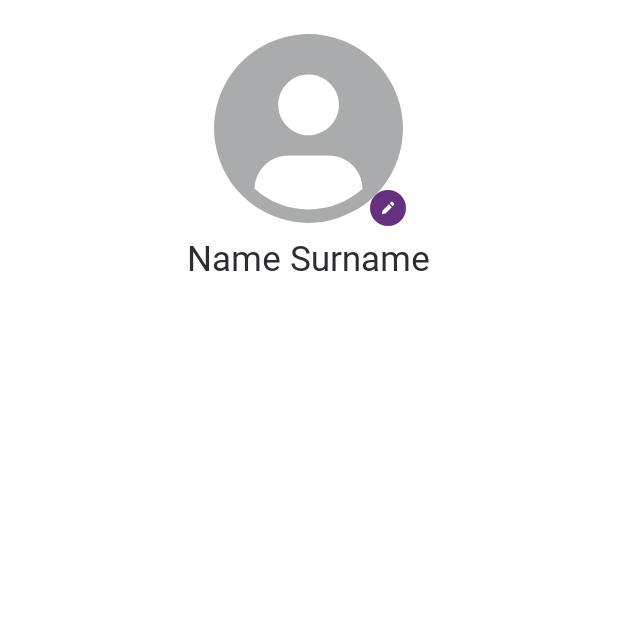
After one commit to davronbek99/Teaching, an Android app: the ExampleFragment screen opened through its navigation route, on a phone screen of 412 x 824 dp, the top half of it. The commit adds this screen. Run offline under Robolectric (Android 15) with nearby library versions, the phone set to English and light mode, and no system bars; our stand-ins replace CircleImageView, navigation-ui, sdp/ssp sizes; libraries missing offline, so code that uses them is left out: com.github.dhaval2404.imagepicker; pictures from the network do not load.

Commit message:
hello world 1.0.0

```diff
--- /dev/null
+++ b/app/src/main/java/com/example/teaching/fragments/ExampleFragment.kt
@@ -0,0 +1,83 @@
+package com.example.teaching.fragments
+
+import android.app.Activity
+import android.app.Activity.RESULT_OK
+import android.content.Intent
+import android.graphics.Bitmap
+import android.net.Uri
+import android.os.Bundle
+import android.provider.MediaStore
+import androidx.fragment.app.Fragment
+import android.view.LayoutInflater
+import android.view.View
+import android.view.ViewGroup
+import androidx.activity.result.contract.ActivityResultContracts
+import com.example.teaching.MainActivity
+import com.example.teaching.R
+import com.example.teaching.databinding.FragmentExamBinding
+import com.example.teaching.databinding.FragmentExampleBinding
+import com.github.dhaval2404.imagepicker.ImagePicker
+import java.io.File
+import java.io.IOException
+import java.util.Objects
+
+class ExampleFragment : Fragment() {
+
+    private lateinit var binding: FragmentExampleBinding
+    private val CAMERA_REQ_CODE = 100
+
+    override fun onCreateView(
+        inflater: LayoutInflater,
+        container: ViewGroup?,
+        savedInstanceState: Bundle?
+    ): View {
+        binding = FragmentExampleBinding.inflate(inflater, container, false)
+
+        return binding.root
+    }
+
+    override fun onViewCreated(view: View, savedInstanceState: Bundle?) {
+        super.onViewCreated(view, savedInstanceState)
+
+//        openSomeActivityForResult()
+        binding.image.setOnClickListener {
+//            ImagePicker.with(requireActivity()).crop().compress(1024).maxResultSize(1080, 1080)
+//                .start()
+
+            getContent.launch("image/*")
+
+        }
+
+    }
+
+    private val getContent = registerForActivityResult(ActivityResultContracts.GetContent()) { uri: Uri? ->
+        // Handle the returned Uri
+        binding.image.setImageURI(uri)
+        try {
+            val myObj = File(uri)
+            if (myObj.createNewFile()) {
+                println("File created: " + myObj.name)
+            } else {
+                println("File already exists.")
+            }
+        } catch (e: IOException) {
+            println("An error occurred.")
+            e.printStackTrace()
+        }
+    }
+
+//    private fun openSomeActivityForResult() {
+//        val intent = Intent(requireContext(), MainActivity::class.java)
+//        resultLauncher.launch(intent)
+//    }
+//
+//    private var resultLauncher = registerForActivityResult(ActivityResultContracts.StartActivityForResult()) { result ->
+//        if (result.resultCode == Activity.RESULT_OK) {
+//            // There are no request codes
+//            val data: Intent? = result.data
+//            val uri = data?.data
+//            binding.image.setImageURI(uri)
+//
+//        }
+//    }
+}
--- a/app/src/main/java/com/example/teaching/fragments/SettingsFragment.kt
+++ b/app/src/main/java/com/example/teaching/fragments/SettingsFragment.kt
@@ -72,7 +72,7 @@ class SettingsFragment : Fragment(), LanguageBottomSheetDialogFragment.SetOnClic
             }
 
             binding.myProfileBox.setOnClickListener {
-                findNavController().navigate(R.id.to_my_profile_fragment)
+                findNavController().navigate(R.id.to_example)
             }
 
             linearLanguage.setOnClickListener {
--- /dev/null
+++ b/app/src/main/res/layout/fragment_example.xml
@@ -0,0 +1,52 @@
+<?xml version="1.0" encoding="utf-8"?>
+<androidx.appcompat.widget.LinearLayoutCompat xmlns:android="http://schemas.android.com/apk/res/android"
+    xmlns:tools="http://schemas.android.com/tools"
+    android:layout_width="match_parent"
+    android:layout_height="match_parent"
+    xmlns:app="http://schemas.android.com/apk/res-auto"
+    tools:context=".fragments.ExampleFragment">
+
+    <androidx.appcompat.widget.LinearLayoutCompat
+        android:layout_width="match_parent"
+        android:layout_height="wrap_content"
+        android:gravity="center_horizontal"
+        android:orientation="vertical"
+        android:paddingTop="@dimen/_16sdp">
+
+        <androidx.constraintlayout.widget.ConstraintLayout
+            android:layout_width="wrap_content"
+            android:layout_height="wrap_content">
+
+            <de.hdodenhof.circleimageview.CircleImageView
+                android:id="@+id/image"
+                android:layout_width="@dimen/_100sdp"
+                android:layout_height="@dimen/_100sdp"
+                android:scaleType="centerCrop"
+                android:src="@drawable/ic_carbon_user_avatar_filled"
+                app:layout_constraintBottom_toBottomOf="parent"
+                app:layout_constraintLeft_toLeftOf="parent"
+                app:layout_constraintRight_toRightOf="parent"
+                app:layout_constraintTop_toTopOf="parent" />
+
+            <androidx.appcompat.widget.AppCompatImageView
+                android:layout_width="wrap_content"
+                android:layout_height="wrap_content"
+                android:src="@drawable/ic_edit_image"
+                app:layout_constraintBottom_toBottomOf="parent"
+                app:layout_constraintRight_toRightOf="parent" />
+
+
+        </androidx.constraintlayout.widget.ConstraintLayout>
+
+        <androidx.appcompat.widget.AppCompatTextView
+            android:id="@+id/name_tv"
+            style="@style/txt_display_semibold_20"
+            android:layout_width="wrap_content"
+            android:layout_height="wrap_content"
+            android:layout_marginTop="@dimen/_4sdp"
+            android:text="@string/tv_name_surname"
+            android:textColor="@color/brand_main_primary" />
+
+    </androidx.appcompat.widget.LinearLayoutCompat>
+
+</androidx.appcompat.widget.LinearLayoutCompat>
--- a/app/src/main/res/navigation/nav_graph.xml
+++ b/app/src/main/res/navigation/nav_graph.xml
@@ -125,4 +125,17 @@
         app:exitAnim="@anim/slide_out_left"
         app:popEnterAnim="@anim/slide_in_left"
         app:popExitAnim="@anim/slide_out_right" />
+
+    <fragment
+        android:id="@+id/exampleFragment"
+        android:name="com.example.teaching.fragments.ExampleFragment"
+        android:label="fragment_example"
+        tools:layout="@layout/fragment_example" />
+    <action
+        android:id="@+id/to_example"
+        app:destination="@id/exampleFragment"
+        app:enterAnim="@anim/slide_in_right"
+        app:exitAnim="@anim/slide_out_left"
+        app:popEnterAnim="@anim/slide_in_left"
+        app:popExitAnim="@anim/slide_out_right" />
 </navigation>
--- a/app/src/main/res/values/colors.xml
+++ b/app/src/main/res/values/colors.xml
@@ -167,4 +167,6 @@
     <color name="text_color_not_primary">#8F9BB3</color>
     <color name="primary_abis">#66307F</color>
 
+    <color name="blue">#0000FF</color>
+
 </resources>
--- a/app/src/main/res/values/themes.xml
+++ b/app/src/main/res/values/themes.xml
@@ -10,7 +10,7 @@
         <item name="colorSecondaryVariant">@color/teal_700</item>
         <item name="colorOnSecondary">@color/black</item>
         <!-- Status bar color. -->
-        <item name="android:statusBarColor">?attr/colorPrimaryVariant</item>
+        <item name="android:statusBarColor">@color/black</item>
         <!-- Customize your theme here. -->
     </style>
 </resources>
--- a/build.gradle
+++ b/build.gradle
@@ -4,7 +4,7 @@ buildscript {
     }
 }// Top-level build file where you can add configuration options common to all sub-projects/modules.
 plugins {
-    id 'com.android.application' version '7.4.1' apply false
-    id 'com.android.library' version '7.4.1' apply false
+    id 'com.android.application' version '7.4.2' apply false
+    id 'com.android.library' version '7.4.2' apply false
     id 'org.jetbrains.kotlin.android' version '1.8.0' apply false
 }
```
Also changed, not shown: app/build.gradle (+6 -2 lines), app/src/main/java/com/example/teaching/fragments/MyProfileFragment.kt (+16 -16 lines), 2 other files.
